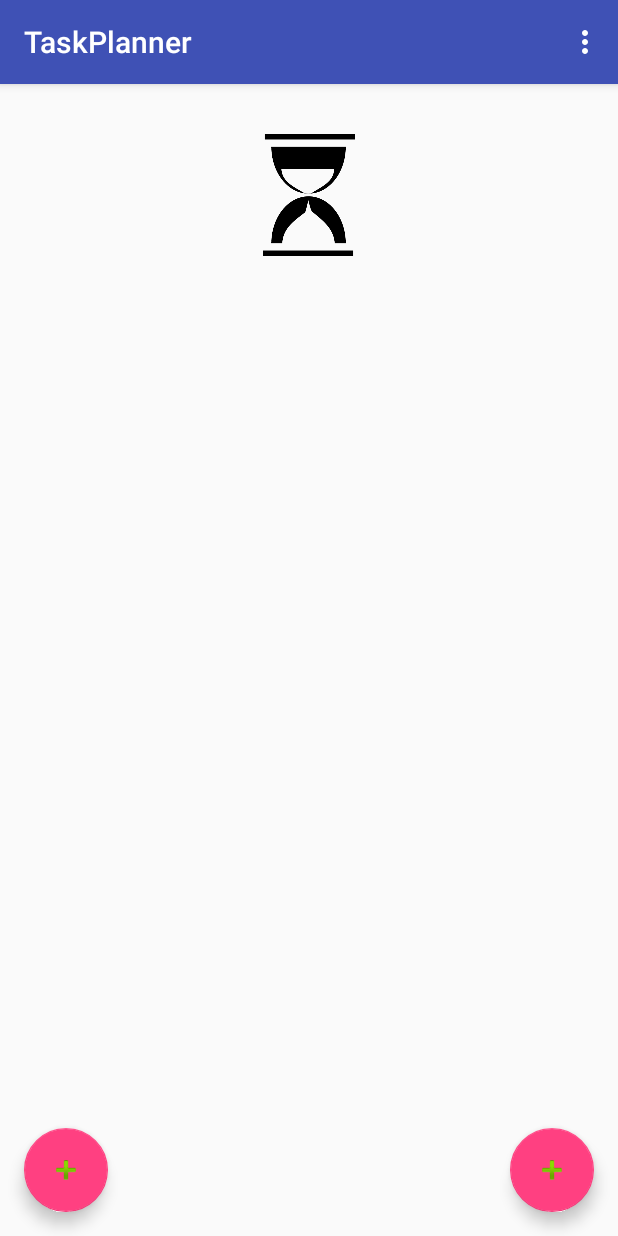
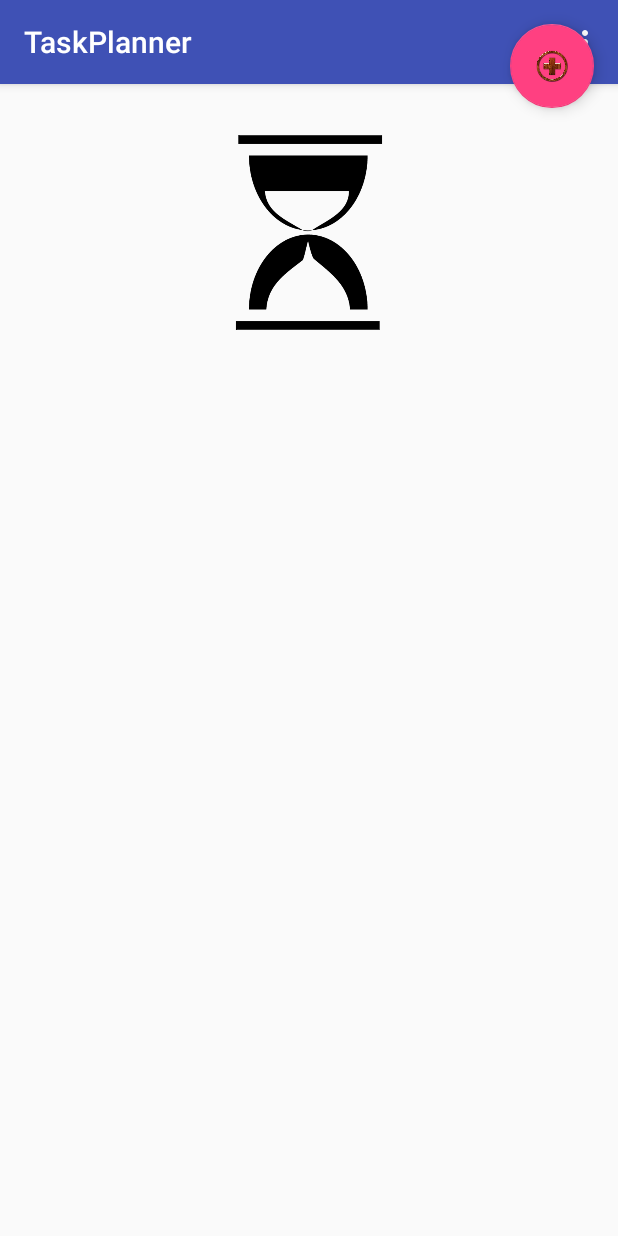
Before and after one commit to sravnyag/TimeLords, an Android app: the screen it shows after launch (HomeScreen), on a phone screen of 412 x 824 dp. Run offline under Robolectric (Android 15) with nearby library versions, the phone set to English and light mode, and no system bars; libraries missing offline, so code that uses them is left out: android.graphics.

Commit message:
added fab to hide/show task/project fabs on homescreen

```diff
--- a/TaskPlanner/app/src/main/java/com/example/bhouts/taskplanner/Gbl.java
+++ b/TaskPlanner/app/src/main/java/com/example/bhouts/taskplanner/Gbl.java
@@ -1,4 +1,6 @@
 package com.example.bhouts.taskplanner;
+
+import android.support.design.widget.FloatingActionButton;
 
 /**
  * Created by bhouts on 7/10/2016.
@@ -6,4 +8,9 @@ package com.example.bhouts.taskplanner;
 public class Gbl {
     public static ProjectList All = new ProjectList();
     public static Task StartList = new Task("TO DO:", "", ""); //first task will simply show "TO DO:"
+    public static Boolean hidden = Boolean.TRUE;
+    public static FloatingActionButton fab_task;
+    public static FloatingActionButton fab_project;
+    public static FloatingActionButton fab_show;
+
 }
--- a/TaskPlanner/app/src/main/java/com/example/bhouts/taskplanner/HomeScreen.java
+++ b/TaskPlanner/app/src/main/java/com/example/bhouts/taskplanner/HomeScreen.java
@@ -1,5 +1,6 @@
 package com.example.bhouts.taskplanner;
 
+import android.content.DialogInterface;
 import android.content.Intent;
 import android.content.res.ColorStateList;
 import android.os.Bundle;
@@ -10,10 +11,17 @@ import android.support.v7.widget.Toolbar;
 import android.view.View;
 import android.view.Menu;
 import android.view.MenuItem;
+import android.widget.Button;
 import android.widget.EditText;
 import 	android.graphics.Color;
+import android.view.View.OnClickListener;
+import android.widget.ImageButton;
 
 public class HomeScreen extends AppCompatActivity {
+
+    OnClickListener listener1 = null;
+    Button button1;
+
 
 
     /*called when fab button pushed*/
@@ -27,6 +35,19 @@ public class HomeScreen extends AppCompatActivity {
         startActivity(intent1);
     }
 
+    public void show_hide() {
+        if (Gbl.hidden == Boolean.TRUE) {
+            Gbl.fab_task.show();
+            Gbl.fab_project.show();
+            Gbl.hidden = Boolean.FALSE;
+        } else {
+            Gbl.fab_task.hide();
+            Gbl.fab_project.hide();
+            Gbl.hidden = Boolean.TRUE;
+        }
+    }
+
+
     @Override
     protected void onCreate(Bundle savedInstanceState) {
             super.onCreate(savedInstanceState);
@@ -34,8 +55,27 @@ public class HomeScreen extends AppCompatActivity {
         Toolbar toolbar = (Toolbar) findViewById(R.id.toolbar);
         setSupportActionBar(toolbar);
 
-        FloatingActionButton fab = (FloatingActionButton) findViewById(R.id.fab);
-        FloatingActionButton fab1 = (FloatingActionButton) findViewById(R.id.fab1);
+        Gbl.fab_task = (FloatingActionButton) findViewById(R.id.fab_task);
+        Gbl.fab_project = (FloatingActionButton) findViewById(R.id.fab_project);
+        Gbl.fab_show = (FloatingActionButton) findViewById(R.id.fab_show);
+        Gbl.fab_task.hide();
+        Gbl.fab_project.hide();
+        listener1 = new OnClickListener(){
+            @Override
+            public void onClick(View v) {
+                if (Gbl.hidden == Boolean.TRUE){
+                    Gbl.fab_task.show();
+                    Gbl.fab_project.show();
+                    Gbl.hidden = Boolean.FALSE;
+                }else {
+                    Gbl.fab_task.hide();
+                    Gbl.fab_project.hide();
+                    Gbl.hidden = Boolean.TRUE;
+                }
+
+            }
+        };
+        Gbl.fab_show.setOnClickListener(listener1);
     }
 
     @Override
--- a/TaskPlanner/app/src/main/res/layout/activity_home_screen.xml
+++ b/TaskPlanner/app/src/main/res/layout/activity_home_screen.xml
@@ -25,21 +25,29 @@
     <include layout="@layout/content_home_screen" />
 
     <android.support.design.widget.FloatingActionButton
-        android:id="@+id/fab"
+        android:id="@+id/fab_task"
+        android:layout_width="wrap_content"
+        android:layout_height="wrap_content"
+        android:layout_gravity="bottom|start"
+        android:layout_margin="@dimen/fab_margin"
+        android:src="@drawable/letter_t"
+        android:onClick="newTask" />
+
+    <android.support.design.widget.FloatingActionButton
+        android:id="@+id/fab_project"
         android:layout_width="wrap_content"
         android:layout_height="wrap_content"
         android:layout_gravity="bottom|end"
         android:layout_margin="@dimen/fab_margin"
-        android:src="@android:drawable/ic_input_add"
-        android:onClick="newTask" />
+        android:src="@drawable/letter_p"
+        android:onClick="newProject"/>
 
     <android.support.design.widget.FloatingActionButton
-        android:id="@+id/fab1"
+        android:id="@+id/fab_show"
         android:layout_width="wrap_content"
         android:layout_height="wrap_content"
-        android:layout_gravity="bottom|start"
+        android:layout_gravity="top|end"
         android:layout_margin="@dimen/fab_margin"
-        android:src="@android:drawable/ic_input_add"
-        android:onClick="newProject"/>
+        android:src="@drawable/plus" />
 
 </android.support.design.widget.CoordinatorLayout>
--- a/TaskPlanner/app/src/main/res/layout/content_home_screen.xml
+++ b/TaskPlanner/app/src/main/res/layout/content_home_screen.xml
@@ -15,20 +15,13 @@
     <ImageView
         android:id="@+id/imageView"
         android:layout_width="wrap_content"
-        android:layout_height="100dp"
+        android:layout_height="150dp"
         android:layout_alignParentTop="true"
         android:paddingTop="@dimen/hs_header_vertical_spacing"
         android:src="@drawable/app_logo"
         android:layout_alignParentLeft="true"
         android:layout_alignParentStart="true" />
 
-    <ExpandableListView
-        android:layout_width="wrap_content"
-        android:layout_height="wrap_content"
-        android:id="@+id/expandableListView"
-        android:layout_below="@+id/imageView"
-        android:layout_alignParentLeft="true"
-        android:layout_alignParentStart="true" />
 
 
 </RelativeLayout>
```
Also changed, not shown: AS_brian/app/src/main/res/layout/content_main.xml (+9 -2 lines), TaskPlanner/app/src/main/res/drawable/add_icon.png (added), TaskPlanner/app/src/main/res/drawable/letter_p.png (added), TaskPlanner/app/src/main/res/drawable/letter_t.png (added), TaskPlanner/app/src/main/res/drawable/plus.png (added).
